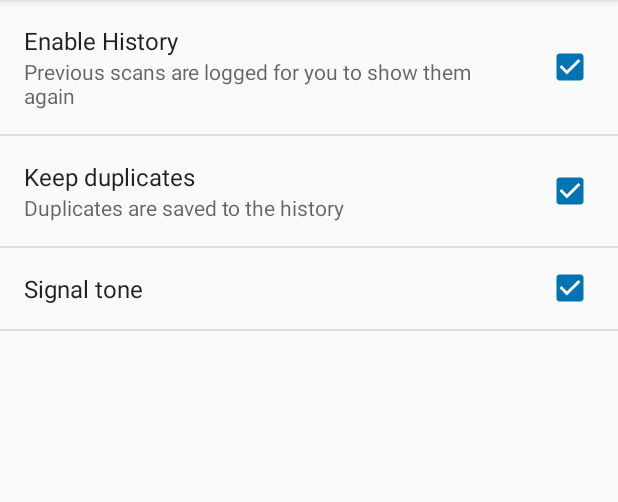
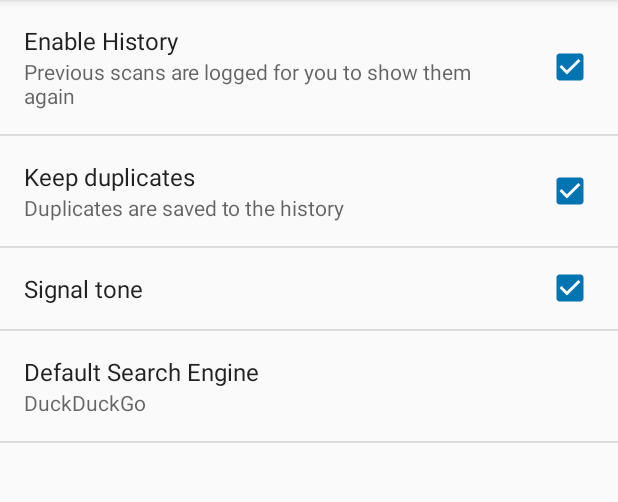
Before and after one commit to SecUSo/privacy-friendly-qr-scanner, an Android app: the fragment SettingsFragment shown on its own in the app's theme, on a phone screen of 412 x 824 dp, the part 84-586 px from its top. Run offline under Robolectric (Android 15) with nearby library versions, the phone set to English and light mode, and no system bars; 1 statement that could not run was skipped.

Commit message:
make duckduckgo the default online search engine add preference for selecting online search engine french and japanese translation missing workaround for resource compilation errors in french translation

```diff
--- a/app/src/main/res/values/strings_activity_settings.xml
+++ b/app/src/main/res/values/strings_activity_settings.xml
@@ -14,4 +14,15 @@
     <!-- Example settings for Notifications -->
     <string name="pref_title_beep">Signal tone</string>
 
+    <!--Settings for used Search Engine-->
+    <string name="pref_title_search_engine">Default Search Engine</string>
+    <string-array name="pref_search_engine_entries">
+        <item>DuckDuckGo</item>
+        <item>Google</item>
+    </string-array>
+    <string-array name="pref_search_engine_values">
+        <item>DUCK_DUCK_GO</item>
+        <item>GOOGLE</item>
+    </string-array>
+
 </resources>
--- a/app/src/main/res/xml/preferences.xml
+++ b/app/src/main/res/xml/preferences.xml
@@ -18,4 +18,12 @@
             android:key="beep"
             android:title="@string/pref_title_beep" />
 
+        <ListPreference
+            android:key="pref_search_engine"
+            android:title="@string/pref_title_search_engine"
+            android:summary="%s"
+            android:entries="@array/pref_search_engine_entries"
+            android:entryValues="@array/pref_search_engine_values"
+            android:defaultValue="DUCK_DUCK_GO" />
+
 </PreferenceScreen>
```
Also changed, not shown: app/src/main/java/com/secuso/privacyFriendlyCodeScanner/ResultFragments/ProductFragment.java (+8 -20 lines), app/src/main/java/com/secuso/privacyFriendlyCodeScanner/ResultFragments/ResultFragment.java (+45 -12 lines), app/src/main/java/com/secuso/privacyFriendlyCodeScanner/ResultFragments/TextFragment.java (+8 -17 lines), 4 other files.
